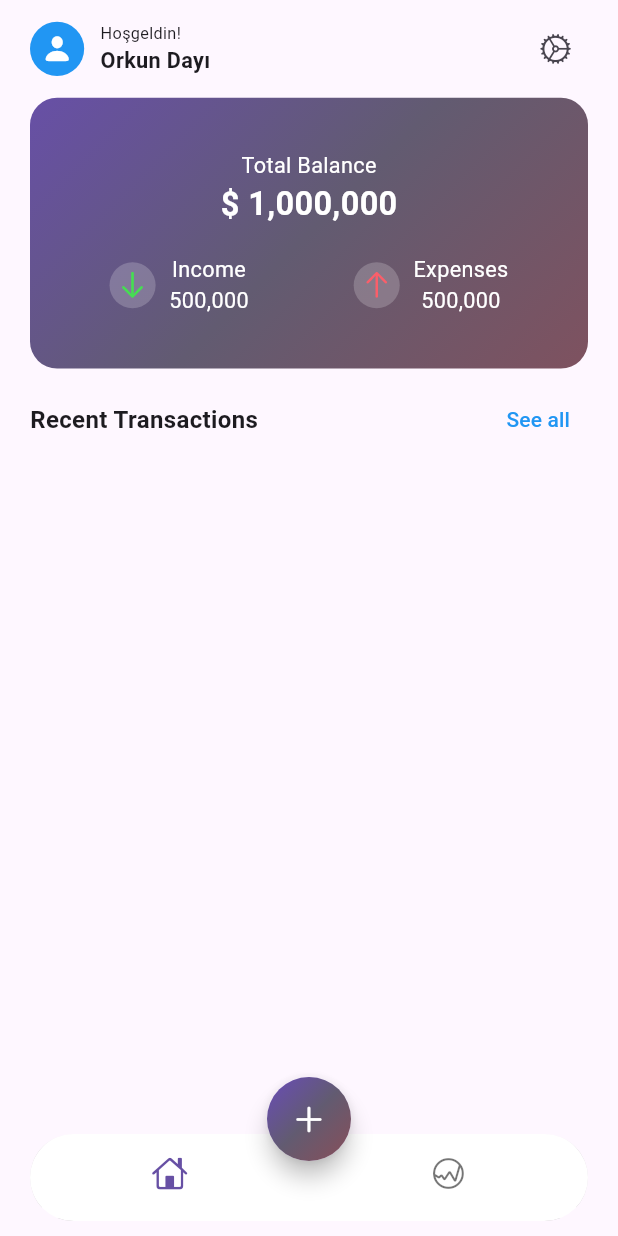
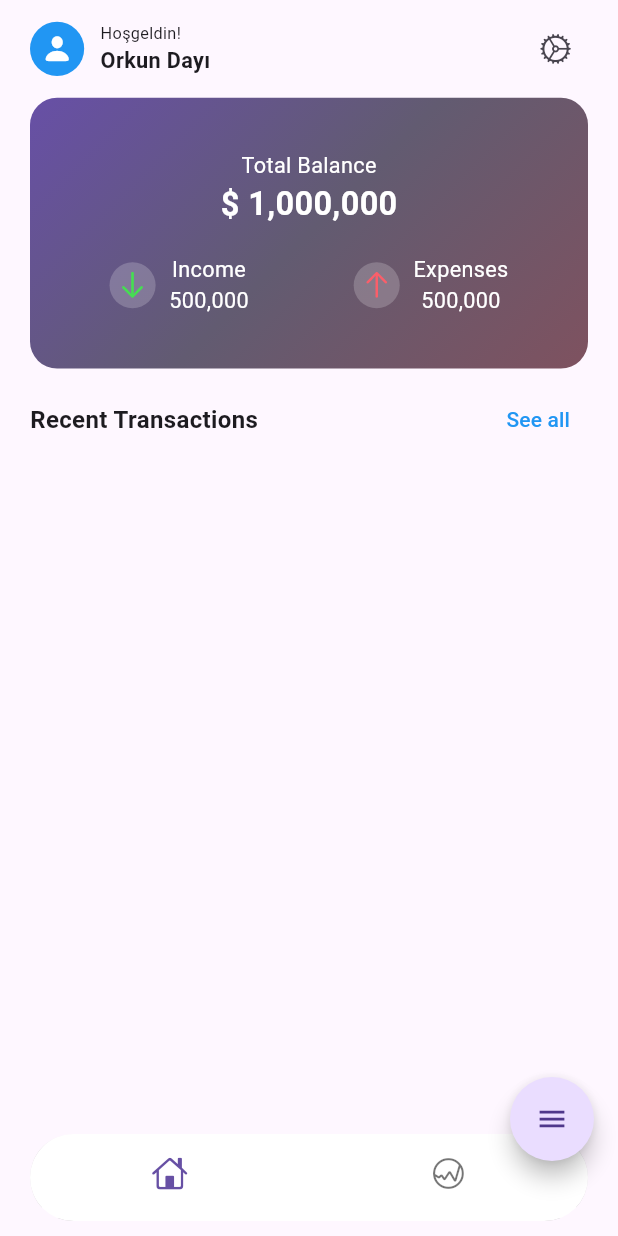
Before and after one commit to orkundayi/transaction_tracker, a Flutter app: the screen it shows after launch, on a phone screen of 412 x 824 dp. Run offline on Flutter 3.47's test engine with Material 3 defaults, Android fonts, the phone set to English and light mode, and no system bars; drawn by our look-alikes of flutter_speed_dial; our stand-ins replace bloc, cloud_firestore, firebase_auth, firebase_core, fl_chart, flutter_bloc and 1 more; accounts and stored records are empty; generated files the repository leaves out were written again.

Commit message:
main
main

```diff
--- a/lib/screens/home/views/home_screen.dart
+++ b/lib/screens/home/views/home_screen.dart
@@ -1,5 +1,3 @@
-import 'dart:math';
-
 import 'package:flutter/cupertino.dart';
 import 'package:flutter/material.dart';
 import 'package:flutter_application/blocs/create_transaction_bloc/create_transaction_bloc.dart';
@@ -7,6 +5,7 @@ import 'package:flutter_application/screens/add_expense/views/add_expense.dart';
 import 'package:flutter_application/screens/home/views/main_screen.dart';
 import 'package:flutter_application/screens/stats/stats_screen.dart';
 import 'package:flutter_bloc/flutter_bloc.dart';
+import 'package:flutter_speed_dial/flutter_speed_dial.dart';
 import 'package:transaction_repository/transaction_repository.dart';
 
 import '../../../blocs/get_user_transactions_bloc/get_user_transactions_bloc.dart';
@@ -73,10 +72,19 @@ class _HomeScreenState extends State<HomeScreen> {
           ),
         ),
       ),
-      floatingActionButtonLocation: FloatingActionButtonLocation.centerDocked,
-      floatingActionButton: FloatingActionButton(
-        shape: const CircleBorder(),
-        onPressed: () async {
+      floatingActionButtonLocation: FloatingActionButtonLocation.endDocked,
+      floatingActionButton: SpeedDial(
+        animatedIcon: AnimatedIcons.menu_close,
+        animatedIconTheme: const IconThemeData(size: 22.0),
+        children: [
+          SpeedDialChild(
+            child: const Icon(
+              CupertinoIcons.money_dollar_circle,
+            ),
+            label: 'Gider Ekle',
+            backgroundColor: theme.scaffoldBackgroundColor,
+            labelBackgroundColor: theme.scaffoldBackgroundColor,
+            onTap: () async {
               await Navigator.of(context)
                   .push(
                 MaterialPageRoute(
@@ -92,25 +100,17 @@ class _HomeScreenState extends State<HomeScreen> {
                 context.read<GetUserTransactionsBloc>().add(const FetchLastTransactions());
               });
             },
-        child: Container(
-          width: 60,
-          height: 60,
-          decoration: BoxDecoration(
-            shape: BoxShape.circle,
-            gradient: LinearGradient(
-              colors: [
-                theme.colorScheme.primary,
-                theme.colorScheme.secondary,
-                theme.colorScheme.tertiary,
+          ),
+          SpeedDialChild(
+            child: const Icon(
+              CupertinoIcons.money_dollar_circle_fill,
+            ),
+            label: 'Gelir Ekle',
+            backgroundColor: theme.scaffoldBackgroundColor,
+            labelBackgroundColor: theme.scaffoldBackgroundColor,
+            onTap: () {},
+          ),
         ],
-              transform: const GradientRotation(pi / 4),
-            ),
-          ),
-          child: const Icon(
-            CupertinoIcons.add,
-            color: Colors.white,
-          ),
-        ),
       ),
     );
   }
--- a/pubspec.yaml
+++ b/pubspec.yaml
@@ -22,6 +22,7 @@ dependencies:
   meta: ^1.12.0
   transaction_repository:
     path: packages/transaction_repository
+  flutter_speed_dial: ^7.0.0
 
 
 
```
Also changed, not shown: pubspec.lock, 1 other file. Lines whose indentation alone changed are shown as unchanged.
